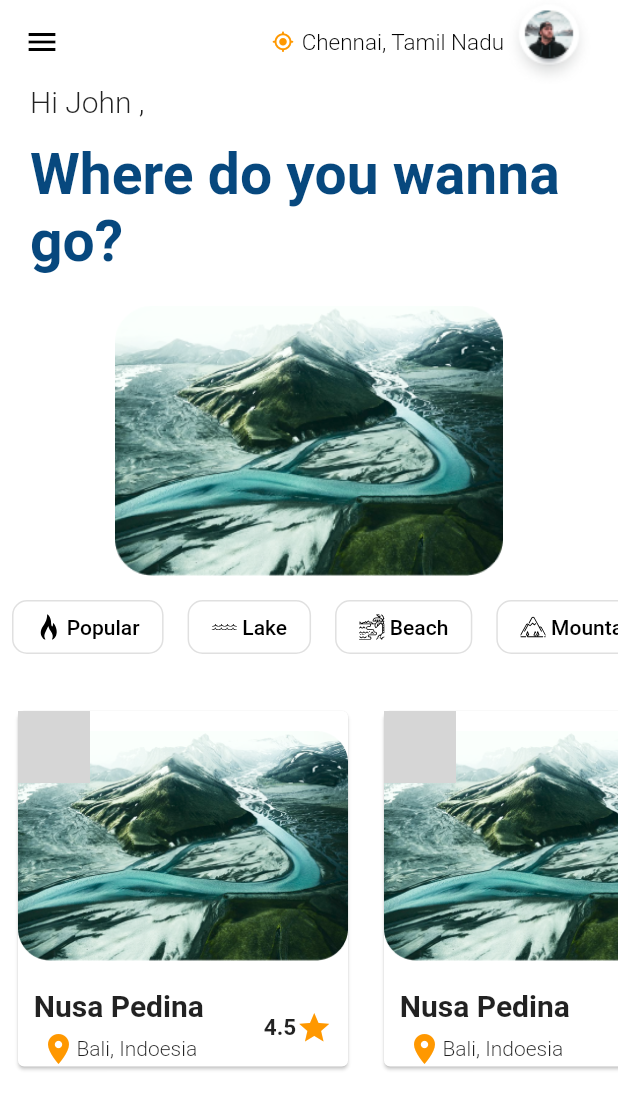
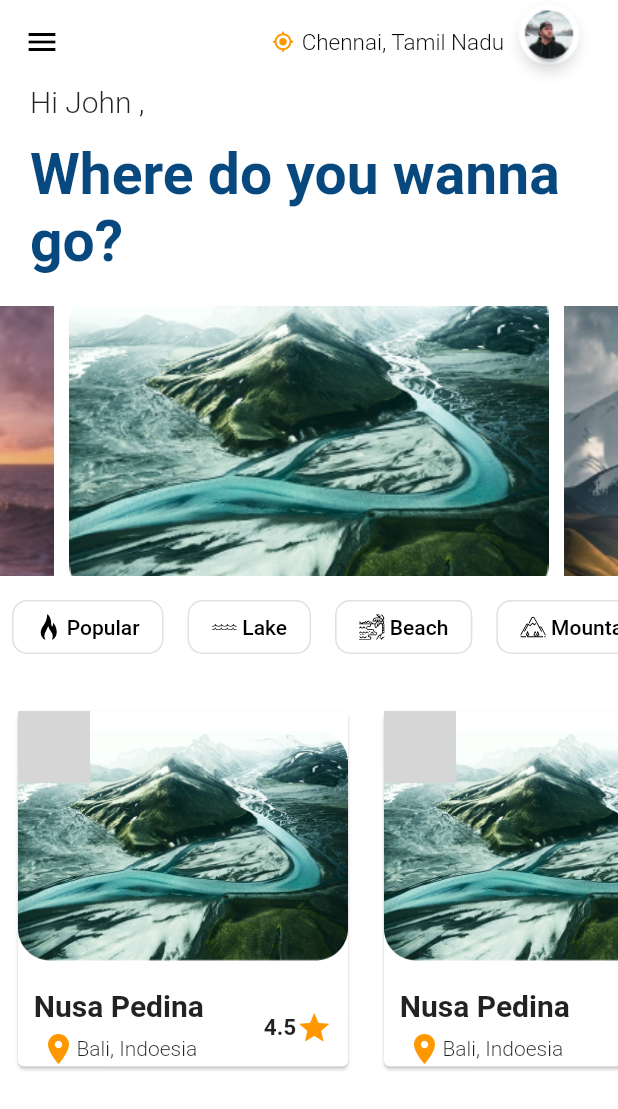
Before and after one commit to sbiswas2209/sih-2022, a Flutter app: the screen it shows after launch, on a phone screen of 412 x 824 dp. Shown: the top 1109 px of the screen. Run offline on Flutter 3.47's test engine with Material 2 defaults, Android fonts, the phone set to English and light mode, and no system bars; drawn by our look-alikes of carousel_slider; our stand-ins replace flutter_svg; missing offline and left inert: favorite_button; grey boxes are pictures that could not be loaded.

Commit message:
fixed homepage ui

```diff
--- a/client/lib/screens/home_screen..dart
+++ b/client/lib/screens/home_screen..dart
@@ -102,15 +102,40 @@ class _HomeScreenState extends State<HomeScreen> {
               padding: EdgeInsets.only(top: 20.0),
               child: CarouselSlider(
                 items: [
-                  Container(child: Image.asset('assets/1.png')),
-                  Image.asset('assets/2.png'),
-                  Image.asset('assets/3.png'),
-                  Image.asset('assets/4.png'),
+                  Container(
+                    width: double.infinity,
+                    child: Image.asset(
+                      'assets/1.png',
+                      fit: BoxFit.cover,
+                    ),
+                    margin: EdgeInsets.symmetric(horizontal: 5.0),
+                  ),
+                  Container(
+                      width: double.infinity,
+                      child: Image.asset(
+                        'assets/2.png',
+                        fit: BoxFit.cover,
+                      ),
+                      margin: EdgeInsets.symmetric(horizontal: 5.0)),
+                  Container(
+                      width: double.infinity,
+                      child: Image.asset(
+                        'assets/3.png',
+                        fit: BoxFit.cover,
+                      ),
+                      margin: EdgeInsets.symmetric(horizontal: 5.0)),
+                  Container(
+                      width: double.infinity,
+                      child: Image.asset(
+                        'assets/4.png',
+                        fit: BoxFit.cover,
+                      ),
+                      margin: EdgeInsets.symmetric(horizontal: 5.0)),
                 ],
                 //Slider Container properties
                 options: CarouselOptions(
                   height: 180.0,
-                  enlargeCenterPage: true,
+                  enlargeCenterPage: false,
                   autoPlay: true,
                   aspectRatio: 16 / 9,
                   autoPlayCurve: Curves.fastLinearToSlowEaseIn,
```
